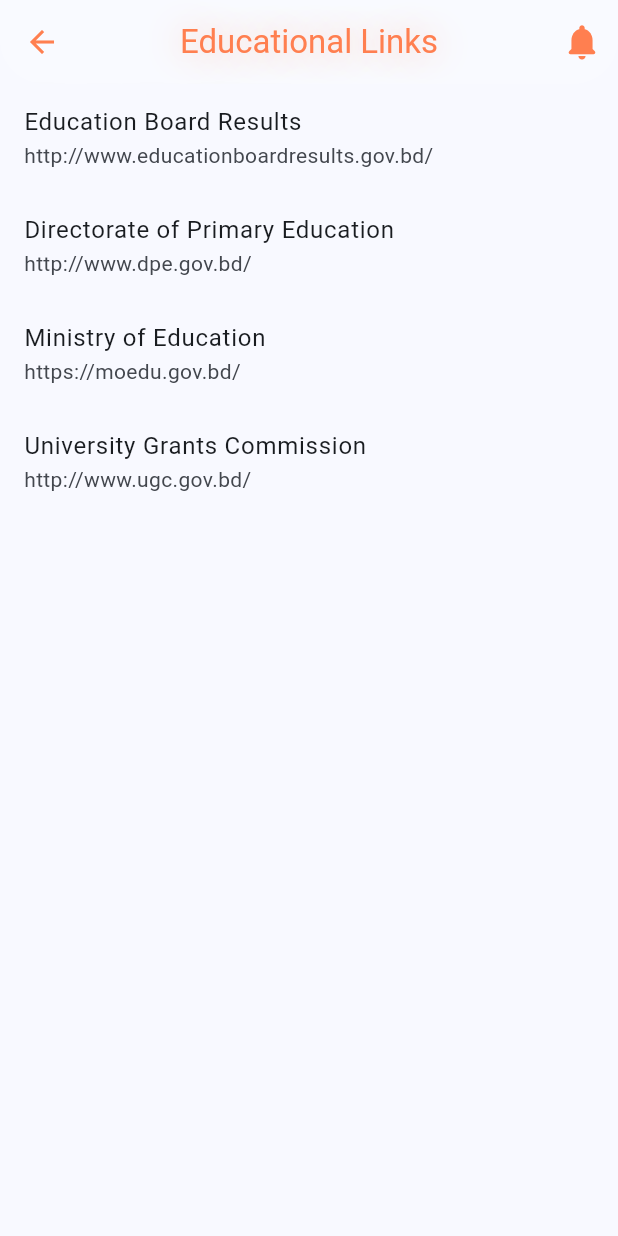
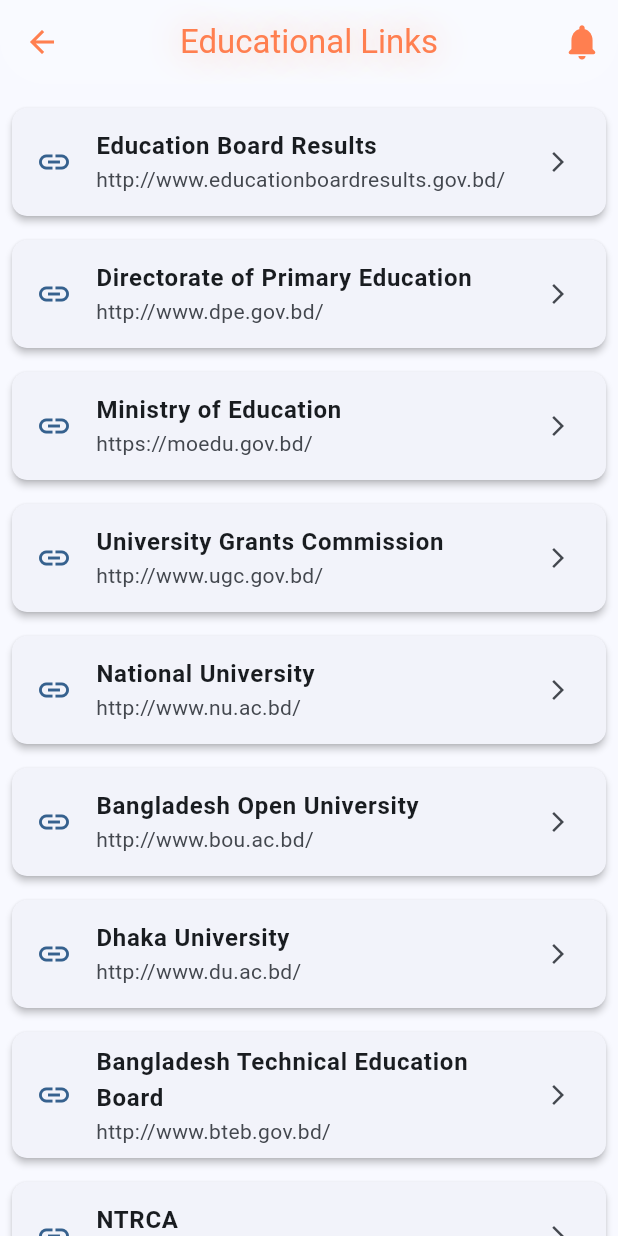
Before and after one commit to Pi-Dev-0/Pi-QBank, a Flutter app: the EducationalLinksPage screen opened directly, on a phone screen of 412 x 824 dp. Run offline on Flutter 3.47's test engine with Material 3 defaults, Android fonts, the phone set to English and light mode, and no system bars; our stand-ins replace connectivity_plus, file_picker, flutter_tts, image_picker, logger, open_file and 7 more; missing offline and left inert: flutter_pdfview; accounts and stored records are empty; network calls fail; Roboto replaces fonts that are missing (HindSiliguri).

Commit message:
feat: Convert EducationalLinksPage to StatefulWidget and implement dynamic link list with WebView integration

```diff
--- a/lib/pages/educational_links_page.dart
+++ b/lib/pages/educational_links_page.dart
@@ -1,9 +1,37 @@
-
 import 'package:flutter/material.dart';
 import 'package:pi_qbank/widgets/custom_app_bar.dart';
+import 'package:webview_flutter/webview_flutter.dart';
+import 'package:pi_qbank/widgets/loading_widget.dart';
 
-class EducationalLinksPage extends StatelessWidget {
+class EducationalLinksPage extends StatefulWidget {
   const EducationalLinksPage({super.key});
+
+  @override
+  State<EducationalLinksPage> createState() => _EducationalLinksPageState();
+}
+
+class _EducationalLinksPageState extends State<EducationalLinksPage> {
+  final List<Map<String, String>> educationalLinks = [
+    {'title': 'Education Board Results', 'url': 'http://www.educationboardresults.gov.bd/'},
+    {'title': 'Directorate of Primary Education', 'url': 'http://www.dpe.gov.bd/'},
+    {'title': 'Ministry of Education', 'url': 'https://moedu.gov.bd/'},
+    {'title': 'University Grants Commission', 'url': 'http://www.ugc.gov.bd/'},
+    {'title': 'National University', 'url': 'http://www.nu.ac.bd/'},
+    {'title': 'Bangladesh Open University', 'url': 'http://www.bou.ac.bd/'},
+    {'title': 'Dhaka University', 'url': 'http://www.du.ac.bd/'},
+    {'title': 'Bangladesh Technical Education Board', 'url': 'http://www.bteb.gov.bd/'},
+    {'title': 'NTRCA', 'url': 'http://www.ntrca.gov.bd/'},
+    {'title': 'Teachers Portal', 'url': 'http://www.teachers.gov.bd/'},
+  ];
+
+  void _launchURLInWebView(BuildContext context, String title, String url) {
+    Navigator.push(
+      context,
+      MaterialPageRoute(
+        builder: (context) => _WebViewScreen(title: title, url: url),
+      ),
+    );
+  }
 
   @override
   Widget build(BuildContext context) {
@@ -11,24 +39,106 @@ class EducationalLinksPage extends StatelessWidget {
       appBar: CustomAppBar(
         title: 'Educational Links',
       ),
-      body: ListView(
-        children: const [
-          ListTile(
-            title: Text('Education Board Results'),
-            subtitle: Text('http://www.educationboardresults.gov.bd/'),
+      body: ListView.builder(
+        padding: const EdgeInsets.all(8.0),
+        itemCount: educationalLinks.length,
+        itemBuilder: (context, index) {
+          final link = educationalLinks[index];
+          return _buildLinkListItem(context, link['title']!, link['url']!);
+        },
+      ),
+    );
+  }
+
+  Widget _buildLinkListItem(BuildContext context, String title, String url) {
+    return Card(
+      margin: const EdgeInsets.symmetric(vertical: 8.0),
+      elevation: 2,
+      shape: RoundedRectangleBorder(
+        borderRadius: BorderRadius.circular(10),
+      ),
+      child: ListTile(
+        leading: Icon(
+          Icons.link,
+          color: Theme.of(context).primaryColor,
+        ),
+        title: Text(
+          title,
+          style: const TextStyle(
+            fontWeight: FontWeight.bold,
           ),
-          ListTile(
-            title: Text('Directorate of Primary Education'),
-            subtitle: Text('http://www.dpe.gov.bd/'),
-          ),
-          ListTile(
-            title: Text('Ministry of Education'),
-            subtitle: Text('https://moedu.gov.bd/'),
-          ),
-          ListTile(
-            title: Text('University Grants Commission'),
-            subtitle: Text('http://www.ugc.gov.bd/'),
-          ),
+        ),
+        subtitle: Text(url),
+        trailing: const Icon(Icons.arrow_forward_ios, size: 16.0),
+        onTap: () => _launchURLInWebView(context, title, url),
+      ),
+    );
+  }
+}
+
+class _WebViewScreen extends StatefulWidget {
+  final String title;
+  final String url;
+
+  const _WebViewScreen({super.key, required this.title, required this.url});
+
+  @override
+  State<_WebViewScreen> createState() => _WebViewScreenState();
+}
+
+class _WebViewScreenState extends State<_WebViewScreen> {
+  late final WebViewController controller;
+  double _progress = 0.0;
+  bool _isLoading = true;
+
+  @override
+  void initState() {
+    super.initState();
+    controller = WebViewController()
+      ..setJavaScriptMode(JavaScriptMode.unrestricted)
+      ..setBackgroundColor(const Color(0x00000000))
+      ..setNavigationDelegate(
+        NavigationDelegate(
+          onProgress: (int progress) {
+            setState(() {
+              _progress = progress / 100;
+            });
+          },
+          onPageStarted: (String url) {
+            setState(() {
+              _isLoading = true;
+            });
+          },
+          onPageFinished: (String url) {
+            setState(() {
+              _isLoading = false;
+            });
+          },
+          onWebResourceError: (WebResourceError error) {
+            // Handle error
+          },
+          onNavigationRequest: (NavigationRequest request) {
+            return NavigationDecision.navigate;
+          },
+        ),
+      )
+      ..setUserAgent("Mozilla/5.0 (Linux; Android 10) AppleWebKit/537.36 (KHTML, like Gecko) Chrome/107.0.0.0 Mobile Safari/537.36")
+      ..loadRequest(
+        Uri.parse(widget.url),
+      );
+  }
+
+  @override
+  Widget build(BuildContext context) {
+    return Scaffold(
+      appBar: CustomAppBar(
+        title: widget.title,
+      ),
+      body: Stack(
+        children: [
+          WebViewWidget(controller: controller),
+          if (_isLoading)
+            LoadingWidget(progress: _progress, loadingText: 'Loading ${widget.title}...'),
         ],
       ),
     );
```
